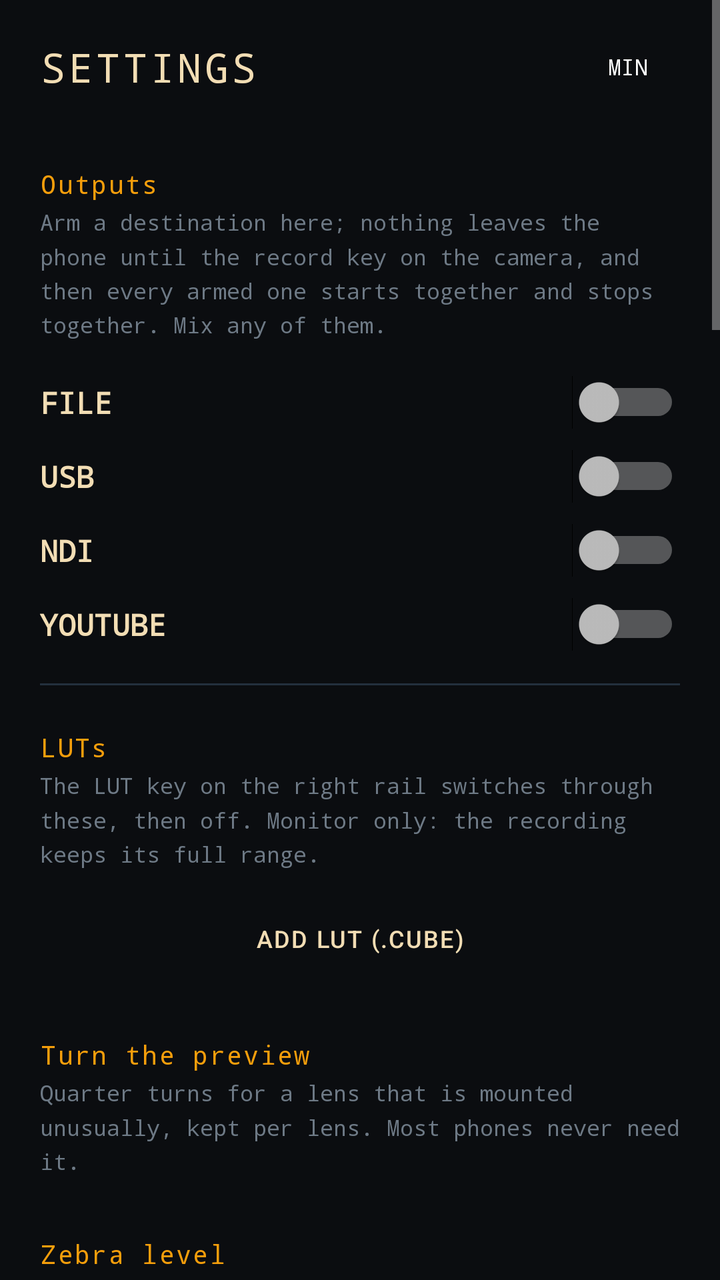
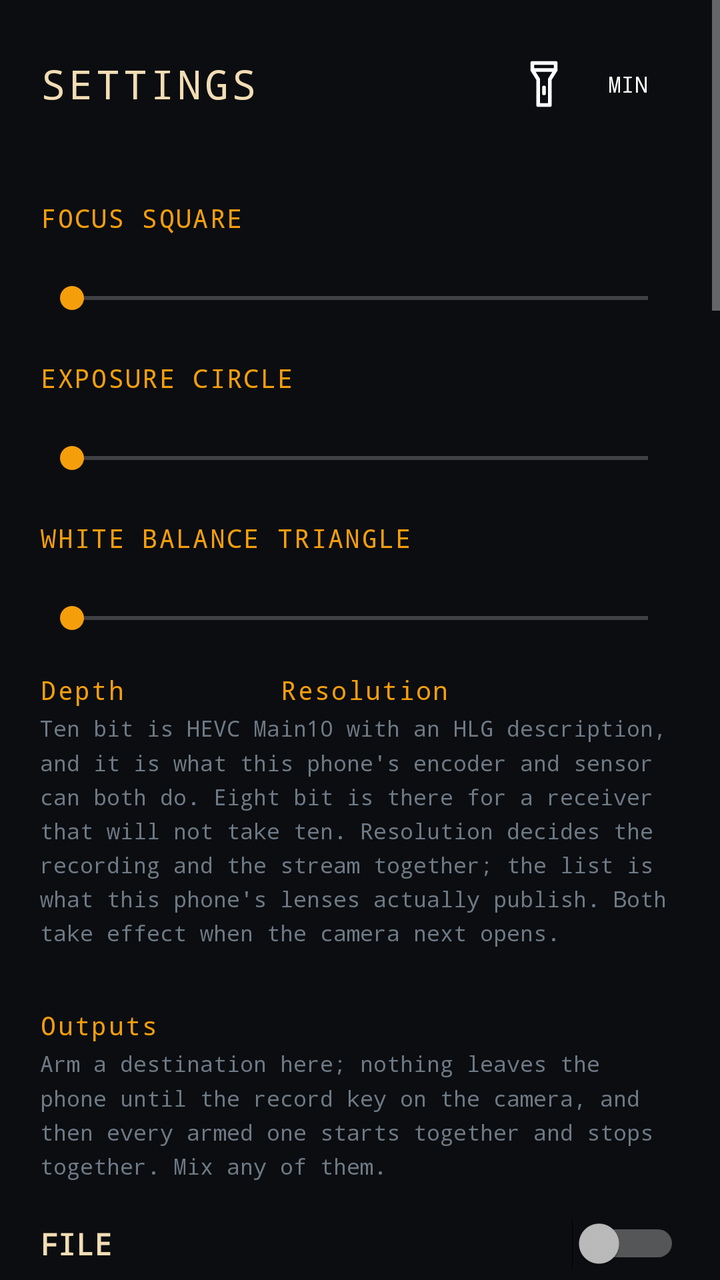

Before-and-after screenshots of an Android layout around one commit, followed by the original layout XML and the change that was made.
<!-- AndroidManifest.xml: application theme Theme.MantraNdi -->
<!-- res/layout/activity_settings.xml -->
<?xml version="1.0" encoding="utf-8"?>
<ScrollView xmlns:android="http://schemas.android.com/apk/res/android"
    android:layout_width="match_parent"
    android:layout_height="match_parent"
    android:background="@color/ink"
    android:fitsSystemWindows="true"
    android:clipToPadding="false"
    android:fillViewport="true">

    <LinearLayout
        android:layout_width="match_parent"
        android:layout_height="wrap_content"
        android:orientation="vertical"
        android:padding="20dp">

        
        <LinearLayout
            android:layout_width="match_parent"
            android:layout_height="wrap_content"
            android:orientation="horizontal"
            android:gravity="center_vertical"
            android:paddingBottom="14dp">

            <TextView
                android:layout_width="0dp"
                android:layout_height="wrap_content"
                android:layout_weight="1"
                android:text="@string/settings"
                android:textColor="@color/sand"
                android:textSize="20sp"
                android:fontFamily="monospace"
                android:letterSpacing="0.08" />

            <Button
                android:id="@+id/minimal"
                style="?android:attr/borderlessButtonStyle"
                android:layout_width="wrap_content"
                android:layout_height="wrap_content"
                android:minWidth="0dp"
                android:minHeight="0dp"
                android:paddingStart="10dp"
                android:paddingEnd="10dp"
                android:paddingTop="6dp"
                android:paddingBottom="6dp"
                android:text="@string/minimal"
                android:textAllCaps="false"
                android:textSize="11sp"
                android:fontFamily="monospace" />

            <TextView
                android:id="@+id/headerVersion"
                android:layout_width="wrap_content"
                android:layout_height="wrap_content"
                android:paddingStart="6dp"
                android:fontFamily="monospace"
                android:textSize="13sp"
                android:textColor="@color/amber" />
        </LinearLayout>

        
        <TextView style="@style/MantraLabel" android:text="@string/outputs" />
        <TextView android:tag="hint" style="@style/MantraHint" android:text="@string/outputs_hint" />
        <LinearLayout
            android:layout_width="match_parent"
            android:layout_height="wrap_content"
            android:orientation="horizontal"
            android:gravity="center_vertical"
            android:paddingTop="10dp">
            <TextView
                android:layout_width="0dp"
                android:layout_height="wrap_content"
                android:layout_weight="1"
                android:fontFamily="monospace"
                android:textSize="15sp"
                android:textStyle="bold"
                android:textColor="@color/sand"
                android:text="FILE" />
            <Switch
                android:id="@+id/armFile"
                android:layout_width="wrap_content"
                android:layout_height="wrap_content" />
        </LinearLayout>
        <LinearLayout
            android:id="@+id/panelFile"
            android:layout_width="match_parent"
            android:layout_height="wrap_content"
            android:orientation="vertical"
            android:paddingStart="12dp"
            android:visibility="gone">
            <TextView style="@style/MantraLabel" android:text="@string/record_to" />
            <TextView android:tag="hint" style="@style/MantraHint" android:text="@string/record_to_hint" />
            <TextView android:id="@+id/recordFolder" style="@style/MantraValue" />
            <LinearLayout
                android:layout_width="match_parent"
                android:layout_height="wrap_content"
                android:orientation="horizontal">
                <Button
                    android:id="@+id/chooseFolder"
                    style="@style/MantraKey"
                    android:layout_width="0dp"
                    android:layout_weight="1"
                    android:text="@string/choose_folder" />
                <Button
                    android:id="@+id/defaultFolder"
                    style="@style/MantraKey"
                    android:layout_width="0dp"
                    android:layout_weight="1"
                    android:text="@string/default_folder" />
            </LinearLayout>
        </LinearLayout>
        <LinearLayout
            android:layout_width="match_parent"
            android:layout_height="wrap_content"
            android:orientation="horizontal"
            android:gravity="center_vertical"
            android:paddingTop="10dp">
            <TextView
                android:layout_width="0dp"
                android:layout_height="wrap_content"
                android:layout_weight="1"
                android:fontFamily="monospace"
                android:textSize="15sp"
                android:textStyle="bold"
                android:textColor="@color/sand"
                android:text="USB" />
            <Switch
                android:id="@+id/armUsb"
                android:layout_width="wrap_content"
                android:layout_height="wrap_content" />
        </LinearLayout>
        <LinearLayout
            android:id="@+id/panelUsb"
            android:layout_width="match_parent"
            android:layout_height="wrap_content"
            android:orientation="vertical"
            android:paddingStart="12dp"
            android:visibility="gone">
            <TextView style="@style/MantraHint" android:text="@string/usb_obs_soon" />
            
            <TextView style="@style/MantraLabel" android:text="@string/usb" />
            <TextView android:tag="hint" style="@style/MantraHint" android:text="@string/usb_hint" />
            <TextView
                android:id="@+id/usbState"
                style="@style/MantraValue"
                android:lineSpacingMultiplier="1.35"
                android:paddingBottom="8dp" />
            <Button
                android:id="@+id/usbSettings"
                style="@style/MantraKey"
                android:layout_width="match_parent"
                android:text="@string/usb_open" />
            <TextView android:tag="hint" style="@style/MantraHint" android:text="@string/usb_webcam" />
        </LinearLayout>
        <LinearLayout
            android:layout_width="match_parent"
            android:layout_height="wrap_content"
            android:orientation="horizontal"
            android:gravity="center_vertical"
            android:paddingTop="10dp">
            <TextView
                android:layout_width="0dp"
                android:layout_height="wrap_content"
                android:layout_weight="1"
                android:fontFamily="monospace"
                android:textSize="15sp"
                android:textStyle="bold"
                android:textColor="@color/sand"
                android:text="NDI" />
            <Switch
                android:id="@+id/armNdi"
                android:layout_width="wrap_content"
                android:layout_height="wrap_content" />
        </LinearLayout>
        <LinearLayout
            android:id="@+id/panelNdi"
            android:layout_width="match_parent"
            android:layout_height="wrap_content"
            android:orientation="vertical"
            android:paddingStart="12dp"
            android:visibility="gone">
            <TextView style="@style/MantraLabel" android:text="@string/ndi_kind" />
            <RadioGroup
                android:id="@+id/ndiKind"
                android:layout_width="match_parent"
                android:layout_height="wrap_content"
                android:orientation="horizontal" />
            
            <TextView style="@style/MantraLabel" android:text="@string/source_name" />
            <TextView android:tag="hint" style="@style/MantraHint" android:text="@string/source_name_hint" />
            <EditText
                android:id="@+id/sourceName"
                android:layout_width="match_parent"
                android:layout_height="wrap_content"
                android:inputType="text"
                android:maxLines="1"
                android:textColor="@color/sand"
                android:textColorHint="@color/quiet"
                android:fontFamily="monospace"
                android:textSize="14sp"
                android:autofillHints="name"
                android:background="@color/surface"
                android:padding="10dp" />
        </LinearLayout>
        <LinearLayout
            android:layout_width="match_parent"
            android:layout_height="wrap_content"
            android:orientation="horizontal"
            android:gravity="center_vertical"
            android:paddingTop="10dp">
            <TextView
                android:layout_width="0dp"
                android:layout_height="wrap_content"
                android:layout_weight="1"
                android:fontFamily="monospace"
                android:textSize="15sp"
                android:textStyle="bold"
                android:textColor="@color/sand"
                android:text="YOUTUBE" />
            <Switch
                android:id="@+id/armYoutube"
                android:layout_width="wrap_content"
                android:layout_height="wrap_content" />
        </LinearLayout>
        <LinearLayout
            android:id="@+id/panelYoutube"
            android:layout_width="match_parent"
            android:layout_height="wrap_content"
            android:orientation="vertical"
            android:paddingStart="12dp"
            android:visibility="gone">
            <TextView style="@style/MantraHint" android:text="@string/youtube_soon" />
        </LinearLayout>
        <View
            android:layout_width="match_parent"
            android:layout_height="1dp"
            android:layout_marginTop="16dp"
            android:background="@color/slate" />

        


        <TextView style="@style/MantraLabel" android:text="@string/luts" />
        <TextView android:tag="hint" style="@style/MantraHint" android:text="@string/luts_hint" />
        <LinearLayout
            android:id="@+id/lutList"
            android:layout_width="match_parent"
            android:layout_height="wrap_content"
            android:orientation="vertical" />
        <Button
            android:id="@+id/addLut"
            style="@style/MantraKey"
            android:layout_width="match_parent"
            android:text="@string/add_lut" />

        <TextView style="@style/MantraLabel" android:text="@string/rot" />
        <TextView android:tag="hint" style="@style/MantraHint" android:text="@string/rot_hint" />
        <RadioGroup
            android:id="@+id/rot"
            android:layout_width="match_parent"
            android:layout_height="wrap_content"
            android:orientation="horizontal" />

        <TextView style="@style/MantraLabel" android:text="@string/zebra" />
        <TextView android:id="@+id/zebraValue" style="@style/MantraValue" />
        <SeekBar
            android:id="@+id/zebra"
            android:layout_width="match_parent"
            android:layout_height="wrap_content"
            android:max="50" />

        
        <TextView style="@style/MantraLabel" android:text="@string/bitrate" />
        <TextView android:tag="hint" style="@style/MantraHint" android:text="@string/bitrate_hint" />
        <TextView
            android:id="@+id/bitRateValue"
            style="@style/MantraValue" />
        <SeekBar
            android:id="@+id/bitRate"
            android:layout_width="match_parent"
            android:layout_height="wrap_content"
            android:max="98" />

        
        <TextView style="@style/MantraLabel" android:text="@string/picture_path" />
        <TextView android:tag="hint" style="@style/MantraHint" android:text="@string/picture_path_hint" />
        <RadioGroup
            android:id="@+id/picturePath"
            android:layout_width="match_parent"
            android:layout_height="wrap_content"
            android:orientation="horizontal" />
        <TextView style="@style/MantraLabel" android:text="@string/stream_bitrate" />
        <TextView
            android:id="@+id/streamBitRateValue"
            style="@style/MantraValue" />
        <SeekBar
            android:id="@+id/streamBitRate"
            android:layout_width="match_parent"
            android:layout_height="wrap_content"
            android:max="48" />

        
        <LinearLayout
            android:layout_width="match_parent"
            android:layout_height="wrap_content"
            android:orientation="horizontal"
            android:baselineAligned="false"
            android:paddingTop="18dp">

            <LinearLayout
                android:layout_width="0dp"
                android:layout_height="wrap_content"
                android:layout_weight="3"
                android:orientation="vertical">
                <TextView style="@style/MantraLabel"
                    android:paddingTop="0dp"
                    android:text="@string/depth" />
                <RadioGroup
                    android:id="@+id/depth"
                    android:layout_width="wrap_content"
                    android:layout_height="wrap_content"
                    android:orientation="horizontal" />
            </LinearLayout>

            <LinearLayout
                android:layout_width="0dp"
                android:layout_height="wrap_content"
                android:layout_weight="5"
                android:orientation="vertical">
                <TextView style="@style/MantraLabel"
                    android:paddingTop="0dp"
                    android:text="@string/resolution" />
                <RadioGroup
                    android:id="@+id/resolution"
                    android:layout_width="wrap_content"
                    android:layout_height="wrap_content"
                    android:orientation="horizontal" />
            </LinearLayout>
        </LinearLayout>

        <TextView android:tag="hint" style="@style/MantraHint"
            android:text="@string/depth_hint" />

        
        <TextView style="@style/MantraLabel" android:text="@string/frame_rate" />
        <TextView android:tag="hint" style="@style/MantraHint"
            android:text="@string/frame_rate_hint" />
        <RadioGroup
            android:id="@+id/frameRate"
            android:layout_width="wrap_content"
            android:layout_height="wrap_content"
            android:orientation="horizontal" />





        


        
        <TextView style="@style/MantraLabel" android:text="@string/focus" />
        <TextView android:tag="hint" style="@style/MantraHint" android:text="@string/focus_hint" />
        <TextView android:id="@+id/holdValue" style="@style/MantraValue" />
        <SeekBar
            android:id="@+id/hold"
            android:layout_width="match_parent"
            android:layout_height="wrap_content"
            android:max="100" />
        <TextView android:id="@+id/rackValue" style="@style/MantraValue" />
        <SeekBar
            android:id="@+id/rack"
            android:layout_width="match_parent"
            android:layout_height="wrap_content"
            android:max="100" />

        
        <TextView style="@style/MantraLabel" android:text="@string/tracking" />
        <TextView android:tag="hint" style="@style/MantraHint" android:text="@string/tracking_hint" />
        <TextView android:id="@+id/trackSearchValue" style="@style/MantraValue" />
        <SeekBar
            android:id="@+id/trackSearch"
            android:layout_width="match_parent"
            android:layout_height="wrap_content"
            android:max="25" />
        <TextView android:id="@+id/trackEveryValue" style="@style/MantraValue" />
        <SeekBar
            android:id="@+id/trackEvery"
            android:layout_width="match_parent"
            android:layout_height="wrap_content"
            android:max="9" />
        <TextView android:id="@+id/trackConfidenceValue" style="@style/MantraValue" />
        <SeekBar
            android:id="@+id/trackConfidence"
            android:layout_width="match_parent"
            android:layout_height="wrap_content"
            android:max="75" />
        <TextView android:id="@+id/trackToleranceValue" style="@style/MantraValue" />
        <SeekBar
            android:id="@+id/trackTolerance"
            android:layout_width="match_parent"
            android:layout_height="wrap_content"
            android:max="24" />
        <TextView android:id="@+id/trackFollowValue" style="@style/MantraValue" />
        <SeekBar
            android:id="@+id/trackFollow"
            android:layout_width="match_parent"
            android:layout_height="wrap_content"
            android:max="90" />

        
        <TextView style="@style/MantraLabel" android:text="@string/peaking" />
        <TextView android:tag="hint" style="@style/MantraHint" android:text="@string/peaking_hint" />
        <TextView android:id="@+id/peakValue" style="@style/MantraValue" />
        <SeekBar
            android:id="@+id/peak"
            android:layout_width="match_parent"
            android:layout_height="wrap_content"
            android:max="100" />
        <RadioGroup
            android:id="@+id/peakColour"
            android:layout_width="match_parent"
            android:layout_height="wrap_content"
            android:orientation="horizontal"
            android:paddingTop="6dp" />



        
        <TextView style="@style/MantraLabel" android:text="@string/trace" />
        <TextView android:tag="hint" style="@style/MantraHint" android:text="@string/trace_hint" />
        <Button
            android:id="@+id/exportTrace"
            style="@style/MantraKey"
            android:layout_width="match_parent"
            android:text="@string/export_trace" />

        
        <View
            android:layout_width="match_parent"
            android:layout_height="1dp"
            android:layout_marginTop="24dp"
            android:layout_marginBottom="14dp"
            android:background="@color/slate" />

        <TextView
            android:id="@+id/about"
            android:layout_width="match_parent"
            android:layout_height="wrap_content"
            android:fontFamily="monospace"
            android:textSize="11sp"
            android:lineSpacingMultiplier="1.35"
            android:textColor="@color/quiet"
            android:text="@string/ndi_mark" />

        <TextView
            android:id="@+id/version"
            android:layout_width="match_parent"
            android:layout_height="wrap_content"
            android:fontFamily="monospace"
            android:textSize="11sp"
            android:paddingTop="8dp"
            android:paddingBottom="20dp"
            android:textColor="@color/quiet" />
    </LinearLayout>
</ScrollView>
<!-- resources referenced by this layout -->
<resources>
  <color name="amber">#F59E0B</color>
  <color name="ink">#0B0D10</color>
  <color name="quiet">#6E7A86</color>
  <color name="sand">#F2DDB4</color>
  <color name="slate">#23303D</color>
  <color name="surface">#141A21</color>
  <string name="add_lut">ADD LUT (.cube)</string>
  <string name="bitrate">Bit rate — the take</string>
  <string name="bitrate_hint">One HEVC encoder makes both the file and the NDI HX stream, so this is the quality of both. 24 Mbit/s suits 1080p, 50 to 100 suits 4K. Over Wi-Fi keep HX modest; over the USB cable it can go high.</string>
  <string name="choose_folder">CHOOSE FOLDER</string>
  <string name="default_folder">PHONE (DEFAULT)</string>
  <string name="depth">Depth</string>
  <string name="export_trace">Export the trace to Downloads</string>
  <string name="focus">Focus</string>
  <string name="focus_hint">How long the director holds before it will consider moving, and how long the move itself takes. Zero rack is a snap, for anybody who wants the phone to behave like a phone.</string>
  <string name="frame_rate">Frame rate</string>
  <string name="luts">LUTs</string>
  <string name="luts_hint">The LUT key on the right rail switches through these, then off. Monitor only: the recording keeps its full range.</string>
  <string name="minimal">MIN</string>
  <string name="ndi_kind">Kind of NDI</string>
  <string name="ndi_mark">Powered by NDI®  ·  ndi.video  ·  a registered trademark of Vizrt NDI AB</string>
  <string name="outputs">Outputs</string>
  <string name="outputs_hint">Arm a destination here; nothing leaves the phone until the record key on the camera, and then every armed one starts together and stops together. Mix any of them.</string>
  <string name="peaking">Peaking</string>
  <string name="peaking_hint">How faint an edge still counts, and what colour to mark it. Monitor only; none of it reaches the stream.</string>
  <string name="picture_path">Picture path</string>
  <string name="record_to">Record to</string>
  <string name="record_to_hint">Where takes and SNAP stills go. Any folder the phone can see, including a USB drive or SSD on the cable. The storage key on the right rail shows what is free there and how long can still be recorded at the current bit rate.</string>
  <string name="resolution">Resolution</string>
  <string name="rot">Turn the preview</string>
  <string name="rot_hint">Quarter turns for a lens that is mounted unusually, kept per lens. Most phones never need it.</string>
  <string name="settings">SETTINGS</string>
  <string name="source_name">Source name</string>
  <string name="source_name_hint">What a receiver sees in its list. A room with three of these in it is the normal case, and \"Pixel 7\" three times is no use to anybody.</string>
  <string name="stream_bitrate">Bit rate — the stream (GPU stage)</string>
  <string name="trace">The trace</string>
  <string name="trace_hint">Every step, every control change and every refusal, written as it happens. This is the only instrument that reaches a phone with no cable attached.</string>
  <string name="tracking">Tracking focus</string>
  <string name="usb">Streaming down the cable</string>
  <string name="usb_obs_soon">OBS over the USB cable arrives in v92. Until then NDI can already travel down the cable: USB tethering, below.</string>
  <string name="usb_open">Open the phone\'s tethering settings</string>
  <string name="youtube_soon">Streaming to YouTube arrives in v93: the stream key, or Google sign-in from the app.</string>
  <string name="zebra">Zebra level</string>
  <!-- unchanged entries left out for length: 11 -->
</resources>

<!-- the commit's change to res/layout/activity_settings.xml (unified diff, before → after) -->
@@ -30,6 +30,15 @@
                 android:textSize="20sp"
                 android:fontFamily="monospace"
                 android:letterSpacing="0.08" />
+
+            
+            <ImageButton
+                android:id="@+id/torch"
+                android:layout_width="44dp"
+                android:layout_height="44dp"
+                android:background="@android:color/transparent"
+                android:contentDescription="light"
+                android:src="@drawable/ic_torch" />
 
             <Button
                 android:id="@+id/minimal"
@@ -58,6 +67,58 @@
         </LinearLayout>
 
         
+        
+        <TextView style="@style/MantraLabel" android:text="FOCUS SQUARE" />
+        <TextView android:id="@+id/squareSizeValue" style="@style/MantraValue" />
+        <SeekBar android:id="@+id/squareSize" android:layout_width="match_parent" android:layout_height="wrap_content" android:max="100" />
+        <TextView style="@style/MantraLabel" android:text="EXPOSURE CIRCLE" />
+        <TextView android:id="@+id/circleSizeValue" style="@style/MantraValue" />
+        <SeekBar android:id="@+id/circleSize" android:layout_width="match_parent" android:layout_height="wrap_content" android:max="100" />
+        <TextView style="@style/MantraLabel" android:text="WHITE BALANCE TRIANGLE" />
+        <TextView android:id="@+id/triangleSizeValue" style="@style/MantraValue" />
+        <SeekBar android:id="@+id/triangleSize" android:layout_width="match_parent" android:layout_height="wrap_content" android:max="100" />
+
+        <LinearLayout
+            android:layout_width="match_parent"
+            android:layout_height="wrap_content"
+            android:orientation="horizontal"
+            android:baselineAligned="false"
+            android:paddingTop="18dp">
+
+            <LinearLayout
+                android:layout_width="0dp"
+                android:layout_height="wrap_content"
+                android:layout_weight="3"
+                android:orientation="vertical">
+                <TextView style="@style/MantraLabel"
+                    android:paddingTop="0dp"
+                    android:text="@string/depth" />
+                <RadioGroup
+                    android:id="@+id/depth"
+                    android:layout_width="wrap_content"
+                    android:layout_height="wrap_content"
+                    android:orientation="horizontal" />
+            </LinearLayout>
+
+            <LinearLayout
+                android:layout_width="0dp"
+                android:layout_height="wrap_content"
+                android:layout_weight="5"
+                android:orientation="vertical">
+                <TextView style="@style/MantraLabel"
+                    android:paddingTop="0dp"
+                    android:text="@string/resolution" />
+                <RadioGroup
+                    android:id="@+id/resolution"
+                    android:layout_width="wrap_content"
+                    android:layout_height="wrap_content"
+                    android:orientation="horizontal" />
+            </LinearLayout>
+        </LinearLayout>
+
+        <TextView android:tag="hint" style="@style/MantraHint"
+            android:text="@string/depth_hint" />
+
         <TextView style="@style/MantraLabel" android:text="@string/outputs" />
         <TextView android:tag="hint" style="@style/MantraHint" android:text="@string/outputs_hint" />
         <LinearLayout
@@ -252,13 +313,7 @@
             android:layout_width="match_parent"
             android:text="@string/add_lut" />
 
-        <TextView style="@style/MantraLabel" android:text="@string/rot" />
-        <TextView android:tag="hint" style="@style/MantraHint" android:text="@string/rot_hint" />
-        <RadioGroup
-            android:id="@+id/rot"
-            android:layout_width="match_parent"
-            android:layout_height="wrap_content"
-            android:orientation="horizontal" />
+        
 
         <TextView style="@style/MantraLabel" android:text="@string/zebra" />
         <TextView android:id="@+id/zebraValue" style="@style/MantraValue" />
@@ -299,46 +354,7 @@
             android:max="48" />
 
         
-        <LinearLayout
-            android:layout_width="match_parent"
-            android:layout_height="wrap_content"
-            android:orientation="horizontal"
-            android:baselineAligned="false"
-            android:paddingTop="18dp">
-
-            <LinearLayout
-                android:layout_width="0dp"
-                android:layout_height="wrap_content"
-                android:layout_weight="3"
-                android:orientation="vertical">
-                <TextView style="@style/MantraLabel"
-                    android:paddingTop="0dp"
-                    android:text="@string/depth" />
-                <RadioGroup
-                    android:id="@+id/depth"
-                    android:layout_width="wrap_content"
-                    android:layout_height="wrap_content"
-                    android:orientation="horizontal" />
-            </LinearLayout>
-
-            <LinearLayout
-                android:layout_width="0dp"
-                android:layout_height="wrap_content"
-                android:layout_weight="5"
-                android:orientation="vertical">
-                <TextView style="@style/MantraLabel"
-                    android:paddingTop="0dp"
-                    android:text="@string/resolution" />
-                <RadioGroup
-                    android:id="@+id/resolution"
-                    android:layout_width="wrap_content"
-                    android:layout_height="wrap_content"
-                    android:orientation="horizontal" />
-            </LinearLayout>
-        </LinearLayout>
-
-        <TextView android:tag="hint" style="@style/MantraHint"
-            android:text="@string/depth_hint" />
+
 
         
         <TextView style="@style/MantraLabel" android:text="@string/frame_rate" />
<!-- resource entries referenced after the edit -->
@@ -6,6 +6,14 @@
   <color name="sand">#F2DDB4</color>
   <color name="slate">#23303D</color>
   <color name="surface">#141A21</color>
+  <!-- drawable ic_torch (drawable) -->
+  <?xml version="1.0" encoding="utf-8"?>
+  <vector xmlns:android="http://schemas.android.com/apk/res/android"
+      android:width="28dp" android:height="28dp" android:viewportWidth="24" android:viewportHeight="24">
+      <path android:strokeColor="#FFFFFFFF" android:strokeWidth="1.6" android:strokeLineJoin="round" android:strokeLineCap="round"
+          android:fillColor="#00000000"
+          android:pathData="M7,3 L17,3 L17,6 L14.5,10 L14.5,21 L9.5,21 L9.5,10 L7,6 Z M7,6 L17,6 M12,13.5 L12,16" />
+  </vector>
   <string name="add_lut">ADD LUT (.cube)</string>
   <string name="bitrate">Bit rate — the take</string>
   <string name="bitrate_hint">One HEVC encoder makes both the file and the NDI HX stream, so this is the quality of both. 24 Mbit/s suits 1080p, 50 to 100 suits 4K. Over Wi-Fi keep HX modest; over the USB cable it can go high.</string>
@@ -29,8 +37,6 @@
   <string name="record_to">Record to</string>
   <string name="record_to_hint">Where takes and SNAP stills go. Any folder the phone can see, including a USB drive or SSD on the cable. The storage key on the right rail shows what is free there and how long can still be recorded at the current bit rate.</string>
   <string name="resolution">Resolution</string>
-  <string name="rot">Turn the preview</string>
-  <string name="rot_hint">Quarter turns for a lens that is mounted unusually, kept per lens. Most phones never need it.</string>
   <string name="settings">SETTINGS</string>
   <string name="source_name">Source name</string>
   <string name="source_name_hint">What a receiver sees in its list. A room with three of these in it is the normal case, and \"Pixel 7\" three times is no use to anybody.</string>
